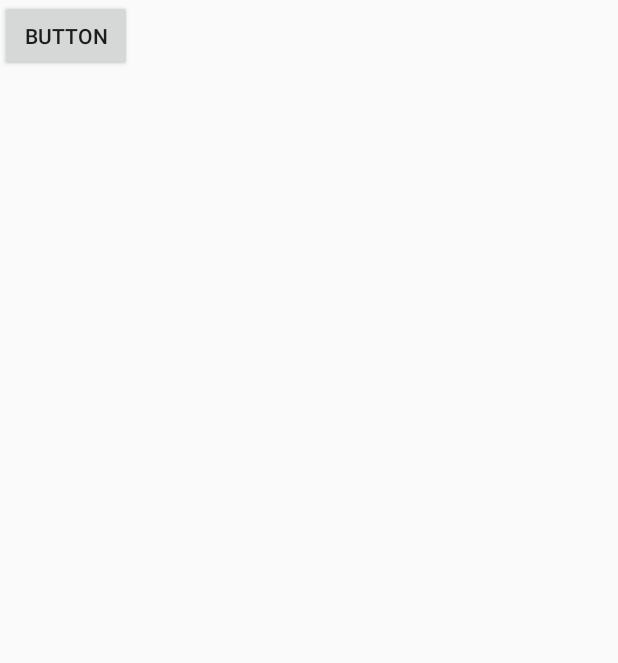
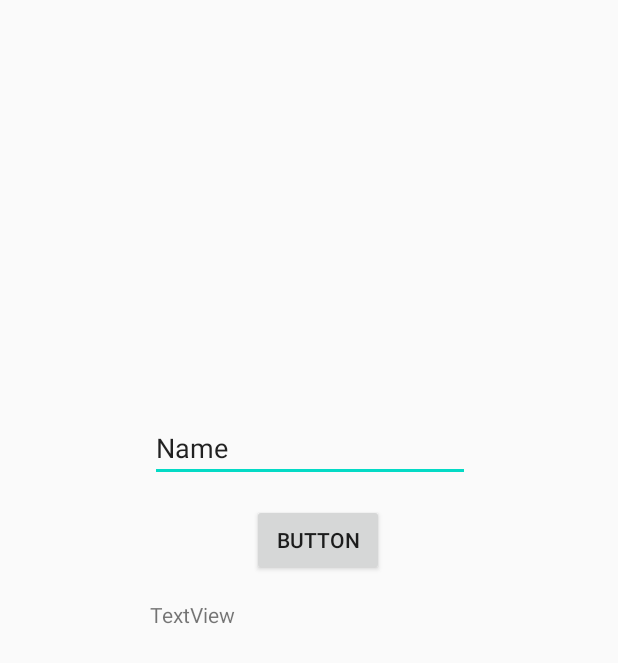
Before and after one commit to brendanehrman1/meetup_app, an Android app: the screen it shows after launch (MainActivity), on a phone screen of 412 x 824 dp. Shown: the top 663 px of the screen. Run offline under Robolectric (Android 15) with nearby library versions, the phone set to English and light mode, and no system bars; network calls fail.

Commit message:
modified 4

```diff
--- a/app/build.gradle
+++ b/app/build.gradle
@@ -3,7 +3,10 @@ apply plugin: 'com.android.application'
 android {
     compileSdkVersion 29
     buildToolsVersion "29.0.3"
-
+    compileOptions {
+        sourceCompatibility JavaVersion.VERSION_1_8
+        targetCompatibility JavaVersion.VERSION_1_8
+    }
     defaultConfig {
         applicationId "com.example.planowestapp1"
         minSdkVersion 21
@@ -31,4 +34,6 @@ dependencies {
     testImplementation 'junit:junit:4.12'
     androidTestImplementation 'androidx.test.ext:junit:1.1.1'
     androidTestImplementation 'androidx.test.espresso:espresso-core:3.2.0'
+    implementation fileTree(dir: 'C:\\Users\\brend\\Downloads\\Coding\\JSON\\org.json.jar', include: ['*.aar', '*.jar'], exclude: [])
+    implementation files('C:\\Users\\brend\\Downloads\\Coding\\MySQL\\mysql-connector-java-8.0.19.jar')
 }
--- a/app/src/main/java/com/example/planowestapp1/MainActivity.java
+++ b/app/src/main/java/com/example/planowestapp1/MainActivity.java
@@ -1,99 +1,100 @@
 package com.example.planowestapp1;
+import android.app.Activity;
+import android.content.SharedPreferences;
+import android.os.Bundle;
+import android.os.StrictMode;
+import android.widget.Button;
+import android.widget.EditText;
+import android.widget.TextView;
+import android.view.View;
 
-import java.io.BufferedReader;
+import org.json.JSONException;
+import org.json.JSONObject;
+
 import java.io.IOException;
-        import java.io.InputStream;
-        import java.io.InputStreamReader;
 import java.net.HttpURLConnection;
 import java.net.URL;
+import java.util.Scanner;
 
-        import android.app.Activity;
-        import android.app.ProgressDialog;
-        import android.os.AsyncTask;
-        import android.os.Bundle;
-        import android.view.Menu;
-import android.widget.Button;
-import android.widget.TextView;
-        import android.view.View;
 public class MainActivity extends Activity {
-    Activity context;
-    TextView tView;
-    ProgressDialog pd;
+    private static final String PREF_NAME = "sharedPrefs";
+
+    private EditText nameInput;
+    private TextView output;
+    private String input;
+    private int userid;
+
+    @Override
     protected void onCreate(Bundle savedInstanceState) {
         //TODO Auto-generated method stub
         super.onCreate(savedInstanceState);
         setContentView(R.layout.activity_main);
-        context=this;
-
+        if (android.os.Build.VERSION.SDK_INT > 9) {
+            StrictMode.ThreadPolicy policy =
+                    new StrictMode.ThreadPolicy.Builder().permitAll().build();
+            StrictMode.setThreadPolicy(policy);
+        }
+        nameInput = (EditText) findViewById(R.id.nameInput);
+        output = (TextView) findViewById(R.id.output);
+        loadData();
+        if (nameInput != null) {
+            try {
+                displayMessage(null);
+            } catch (IOException e) {
+                e.printStackTrace();
+            }
+        }
 
     }
 
-    public void onStart(){
-        super.onStart();
-
-        BackTask bt=new BackTask();
-        bt.execute("http://www.worldbestlearningcenter.com/example.txt");
-
-
+    public void displayMessage(View v) throws IOException {
+        if (input == null)
+            input = nameInput.getText().toString();
+        String info = getPersonData(input);
+        try {
+            JSONObject json = new JSONObject(info);
+            output.setText(json.getString("username") + "'s ID is " + json.getString("userid") + ".");
+            saveData();
+        } catch(Exception e) {
+            output.setText("Your user does not exist");
+        }
+        input = null;
     }
 
-    //background process to download the file from internet
-    private class BackTask extends AsyncTask<String,Integer,Void>{
-        String text="";
-        protected void onPreExecute(){
-            super.onPreExecute();
-            //display progress dialog
-            pd = new ProgressDialog(context);
-            pd.setTitle("Reading the text file");
-            pd.setMessage("Please wait.");
-            pd.setCancelable(true);
-            pd.setIndeterminate(false);
-            pd.show();
-
+    public void saveData() {
+        SharedPreferences sharedPreferences = getSharedPreferences(PREF_NAME, MODE_PRIVATE);
+        SharedPreferences.Editor editor = sharedPreferences.edit();
+        editor.putString("NAME", input);
+        editor.apply();
     }
 
-        protected Void doInBackground(String...params){
-            URL url;
-            try {
-                //create url object to point to the file location on internet
-                url = new URL(params[0]);
-                //make a request to server
-                HttpURLConnection con=(HttpURLConnection)url.openConnection();
-                //get InputStream instance
-                InputStream is=con.getInputStream();
-                //create BufferedReader object
-                BufferedReader br=new BufferedReader(new InputStreamReader(is));
-                String line;
-                //read content of the file line by line
-                while((line=br.readLine())!=null){
-                    text+=line;
-
+    public void loadData() {
+        SharedPreferences sharedPreferences = getSharedPreferences(PREF_NAME, MODE_PRIVATE);
+        input = sharedPreferences.getString("NAME", null);
     }
 
-                br.close();
+    public static String getPersonData(String name) throws IOException {
 
-            }catch (Exception e) {
-                e.printStackTrace();
-                //close dialog if error occurs
-                if(pd!=null) pd.dismiss();
+        HttpURLConnection connection = (HttpURLConnection) new URL("http://ec2-3-23-128-64.us-east-2.compute.amazonaws.com:8080/planowestapp1_webservice/people/" + name).openConnection();
+
+        connection.setRequestMethod("GET");
+
+        int responseCode = connection.getResponseCode();
+
+        if(responseCode == 200){
+            String response = "";
+            Scanner scanner = new Scanner(connection.getInputStream());
+            while(scanner.hasNextLine()){
+                response += scanner.nextLine();
+                response += "\n";
+            }
+            scanner.close();
+
+            return response;
         }
 
+        // an error happened
         return null;
-
-        }
-
-
-        protected void onPostExecute(Void result){
-            //close dialog
-            if(pd!=null)
-                pd.dismiss();
-            tView=(TextView)findViewById(R.id.textView);
-            //display read text in TextView
-            tView.setText(text);
-
-        }
-
-
     }
 
 }
--- a/app/src/main/res/layout/activity_main.xml
+++ b/app/src/main/res/layout/activity_main.xml
@@ -1,4 +1,5 @@
 <?xml version="1.0" encoding="utf-8"?>
+
 <androidx.constraintlayout.widget.ConstraintLayout xmlns:android="http://schemas.android.com/apk/res/android"
     xmlns:app="http://schemas.android.com/apk/res-auto"
     xmlns:tools="http://schemas.android.com/tools"
@@ -6,27 +7,36 @@
     android:layout_height="match_parent"
     tools:context=".MainActivity">
 
-    <LinearLayout
-        android:layout_width="match_parent"
-        android:layout_height="match_parent"
-        android:orientation="vertical"
-        tools:context=".MainActivity">
-
-        <TextView
-            android:id="@+id/textView"
-            android:layout_width="match_parent"
-            android:layout_height="308dp"
-            android:gravity="center"
-            android:textSize="20sp" />
-
-    </LinearLayout>
-
     <Button
         android:id="@+id/button"
         android:layout_width="wrap_content"
         android:layout_height="wrap_content"
+        android:layout_marginStart="168dp"
+        android:layout_marginTop="336dp"
+        android:onClick="displayMessage"
         android:text="Button"
         app:layout_constraintStart_toStartOf="parent"
         app:layout_constraintTop_toTopOf="parent" />
 
+    <EditText
+        android:id="@+id/nameInput"
+        android:layout_width="wrap_content"
+        android:layout_height="wrap_content"
+        android:layout_marginStart="100dp"
+        android:layout_marginTop="276dp"
+        android:ems="10"
+        android:inputType="textPersonName"
+        android:text="Name"
+        app:layout_constraintStart_toStartOf="parent"
+        app:layout_constraintTop_toTopOf="parent" />
+
+    <TextView
+        android:id="@+id/output"
+        android:layout_width="wrap_content"
+        android:layout_height="wrap_content"
+        android:layout_marginStart="100dp"
+        android:layout_marginTop="400dp"
+        android:text="TextView"
+        app:layout_constraintStart_toStartOf="parent"
+        app:layout_constraintTop_toTopOf="parent" />
 </androidx.constraintlayout.widget.ConstraintLayout>
```
Lines whose indentation alone changed are shown as unchanged.
